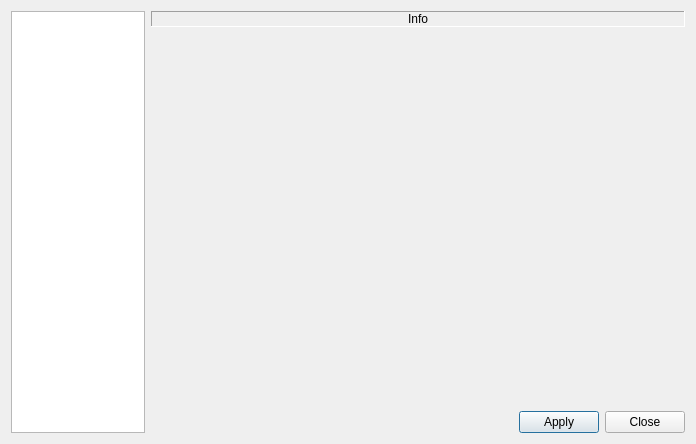
Above: liteidex/src/liteapp/optionswidget.ui from visualfc/liteide before the change. Below: the same form after it.
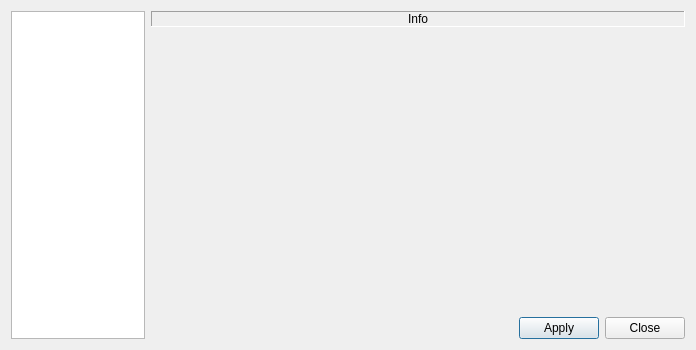
That is the form after the change.

```diff
--- a/liteidex/src/liteapp/optionswidget.ui
+++ b/liteidex/src/liteapp/optionswidget.ui
@@ -7,7 +7,7 @@
     <x>0</x>
     <y>0</y>
     <width>696</width>
-    <height>444</height>
+    <height>350</height>
    </rect>
   </property>
   <property name="windowTitle">
```
